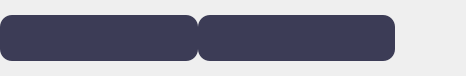
First picture: the form in UI/ChatTextMyItem.ui, repository zhaopan06/AudioTool, before the edit.
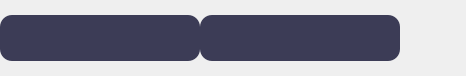
Second picture: the form after the edit. Custom widgets are drawn as their Qt base class.

Diff of the .ui file:
```diff
--- a/UI/ChatTextMyItem.ui
+++ b/UI/ChatTextMyItem.ui
@@ -15,7 +15,7 @@
   </property>
   <layout class="QHBoxLayout" name="horizontalLayout_2">
    <property name="spacing">
-    <number>15</number>
+    <number>0</number>
    </property>
    <property name="leftMargin">
     <number>0</number>
@@ -24,7 +24,7 @@
     <number>0</number>
    </property>
    <property name="rightMargin">
-    <number>10</number>
+    <number>0</number>
    </property>
    <property name="bottomMargin">
     <number>0</number>
@@ -157,9 +157,15 @@
    </item>
    <item>
     <widget class="QWidget" name="horizontalWidget" native="true">
+     <property name="minimumSize">
+      <size>
+       <width>66</width>
+       <height>0</height>
+      </size>
+     </property>
      <property name="maximumSize">
       <size>
-       <width>46</width>
+       <width>66</width>
        <height>16777215</height>
       </size>
      </property>
```
Left out of the diff: 51 changed lines with no effect on the pictures. Lines whose indentation alone changed are shown as unchanged.
